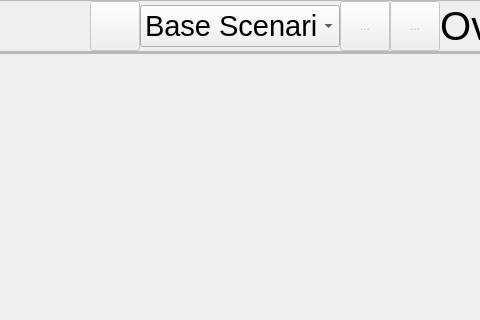
Qt form osdria/resources/project_view.ui (soberleitner/osdriaApp) before a commit; both pictures show x 161 to 641 and y 0 to 320 of the 1369 by 775 pixel window.
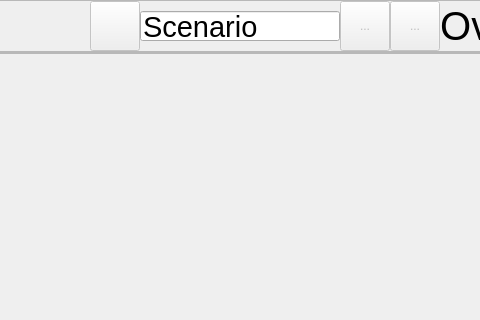
The same form after that commit. Icons and pictures are not drawn. Custom widgets are drawn as their Qt base class.

Commit message: Scenario Selector converted into PropertyPopup, DataInputDialog added

```diff
--- a/osdria/resources/project_view.ui
+++ b/osdria/resources/project_view.ui
@@ -168,7 +168,7 @@
             </widget>
            </item>
            <item>
-            <widget class="QComboBox" name="select_scenario">
+            <widget class="PropertyEdit" name="scenario_select">
              <property name="sizePolicy">
               <sizepolicy hsizetype="Fixed" vsizetype="Fixed">
                <horstretch>0</horstretch>
@@ -181,49 +181,30 @@
                <height>30</height>
               </size>
              </property>
+             <property name="maximumSize">
+              <size>
+               <width>200</width>
+               <height>30</height>
+              </size>
+             </property>
              <property name="font">
               <font>
                <family>Arial</family>
                <pointsize>22</pointsize>
               </font>
              </property>
-             <property name="editable">
-              <bool>false</bool>
+             <property name="locale">
+              <locale language="English" country="Germany"/>
              </property>
-             <property name="currentText">
-              <string>Base Scenario</string>
+             <property name="text">
+              <string>Scenario</string>
              </property>
-             <property name="currentIndex">
-              <number>0</number>
-             </property>
-             <property name="maxVisibleItems">
-              <number>5</number>
-             </property>
-             <property name="maxCount">
-              <number>10</number>
-             </property>
-             <property name="sizeAdjustPolicy">
-              <enum>QComboBox::AdjustToMinimumContentsLength</enum>
-             </property>
-             <property name="iconSize">
-              <size>
-               <width>0</width>
-               <height>0</height>
-              </size>
-             </property>
-             <property name="frame">
+             <property name="readOnly">
               <bool>true</bool>
              </property>
-             <item>
-              <property name="text">
-               <string>Base Scenario</string>
-              </property>
-             </item>
-             <item>
-              <property name="text">
-               <string>Renewable Only</string>
-              </property>
-             </item>
+             <property name="clearButtonEnabled">
+              <bool>false</bool>
+             </property>
             </widget>
            </item>
            <item>
@@ -1725,6 +1706,11 @@
   <widget class="QStatusBar" name="statusbar"/>
  </widget>
  <customwidgets>
+  <customwidget>
+   <class>PropertyEdit</class>
+   <extends>QLineEdit</extends>
+   <header>views/components/property_edit.h</header>
+  </customwidget>
   <customwidget>
    <class>ToolButton</class>
    <extends>QToolButton</extends>
```
Left out of the diff: 3 changed lines with no effect on the pictures. The commit also changes 14 other files.
